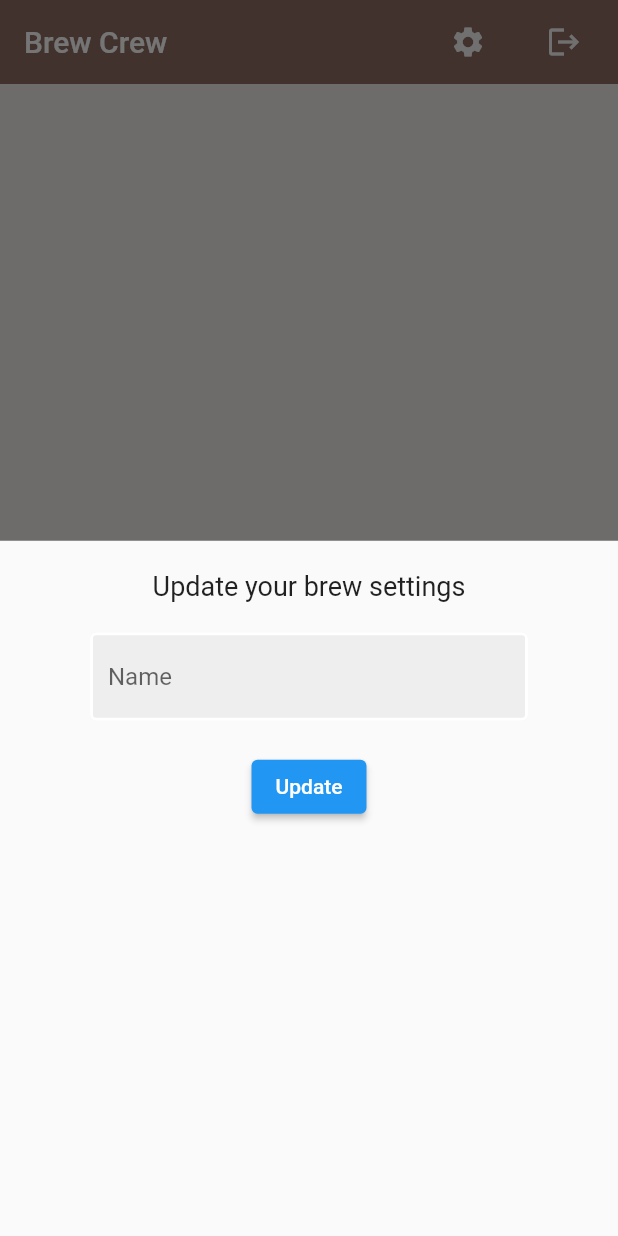
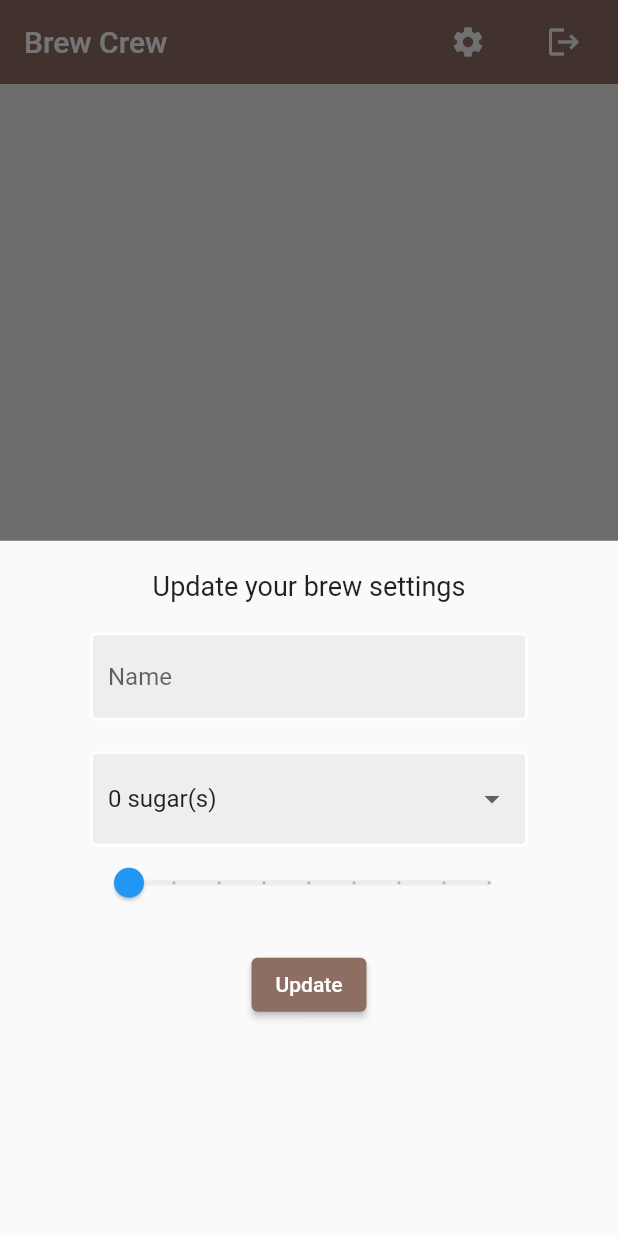
Before and after one commit to creytas/flutter-brew-crew, a Flutter app: the screen it shows once a user with an empty profile is signed in, after a tap on the "settings" icon, on a phone screen of 412 x 824 dp. Run offline on Flutter 3.47's test engine with Material 2 defaults, Android fonts, the phone set to English and light mode, and no system bars; our stand-ins replace cloud_firestore, firebase_auth, firebase_core, flutter_spinkit; accounts and stored records are empty.

Commit message:
feat: add sugar and strength selector

```diff
--- a/lib/screens/home/settings_form.dart
+++ b/lib/screens/home/settings_form.dart
@@ -15,7 +15,7 @@ class _SettingsFormState extends State<SettingsForm> {
 
   //current values
   String _currentName = "";
-  String _currentSugar = "";
+  String _currentSugar = "0";
   int _currentStrength = 0;
 
   @override
@@ -36,7 +36,7 @@ class _SettingsFormState extends State<SettingsForm> {
             onChanged: (value) {
               setState(() => _currentName = value);
               if (kDebugMode) {
-                print(value);
+                print("current name value is : $value");
               }
             },
             validator: (value) => value!.isEmpty ? 'Enter your name' : null,
@@ -44,13 +44,52 @@ class _SettingsFormState extends State<SettingsForm> {
           const SizedBox(
             height: 20.0,
           ),
+          DropdownButtonFormField(
+            // validator: (value) =>
+            //     value!.isEmpty ? 'Choose your sugars number' : null,
+            value: _currentSugar,
+            decoration: textInputDecoration,
+            dropdownColor: Colors.brown.shade100,
+            items: sugars.map((sugar) {
+              return DropdownMenuItem(
+                value: sugar,
+                child: Text("$sugar sugar(s)"),
+              );
+            }).toList(),
+            onChanged: (value) {
+              setState(() => _currentSugar = value!);
+            },
+          ),
+          Slider(
+            activeColor: Colors.brown[_currentStrength],
+            inactiveColor: Colors.grey.shade200,
+            min: 100,
+            max: 900,
+            divisions: 8,
+            value: _currentStrength.toDouble(),
+            onChanged: (value) {
+              setState(() => _currentStrength = value.toInt());
+            },
+          ),
+          const SizedBox(
+            height: 20.0,
+          ),
           ElevatedButton(
               onPressed: () {
-                if (kDebugMode) {
-                  print(
-                      "name: $_currentName, sugars: $_currentSugar and strength: $_currentStrength");
+                // if (kDebugMode) {
+                //   print(
+                //       "name: $_currentName, sugars: $_currentSugar and strength: $_currentStrength");
+                // }
+                if (_formKey.currentState!.validate()) {
+                  if (kDebugMode) {
+                    print(
+                        "name: $_currentName, sugars: $_currentSugar and strength: $_currentStrength");
+                  }
                 }
               },
+              style: ButtonStyle(
+                  backgroundColor:
+                      MaterialStatePropertyAll(Colors.brown.shade400)),
               child: const Text("Update"))
         ],
       ),
```
